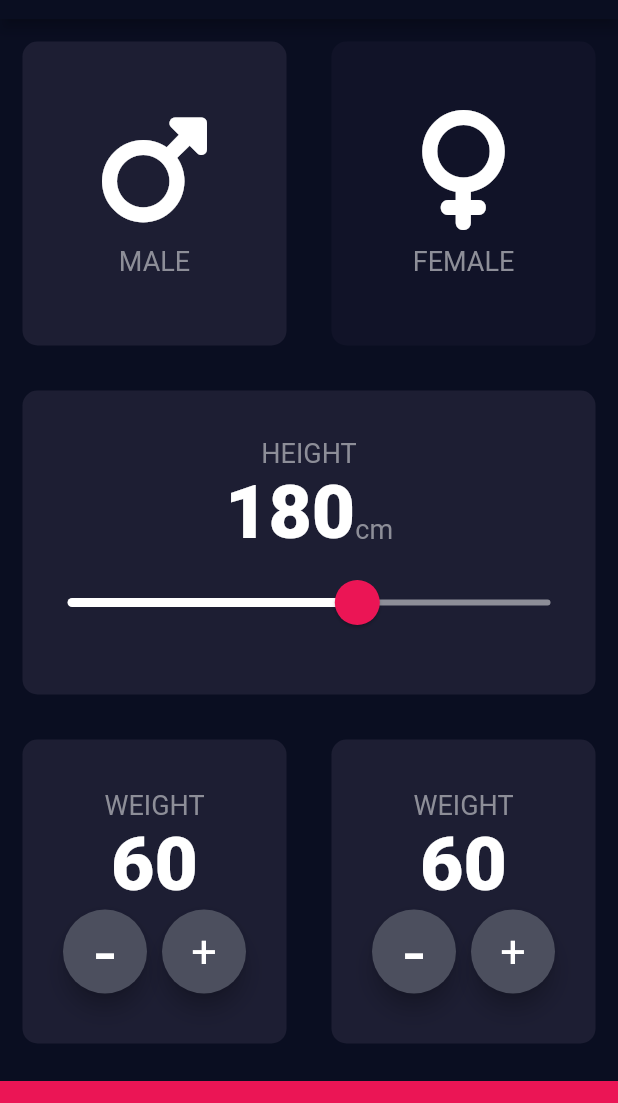
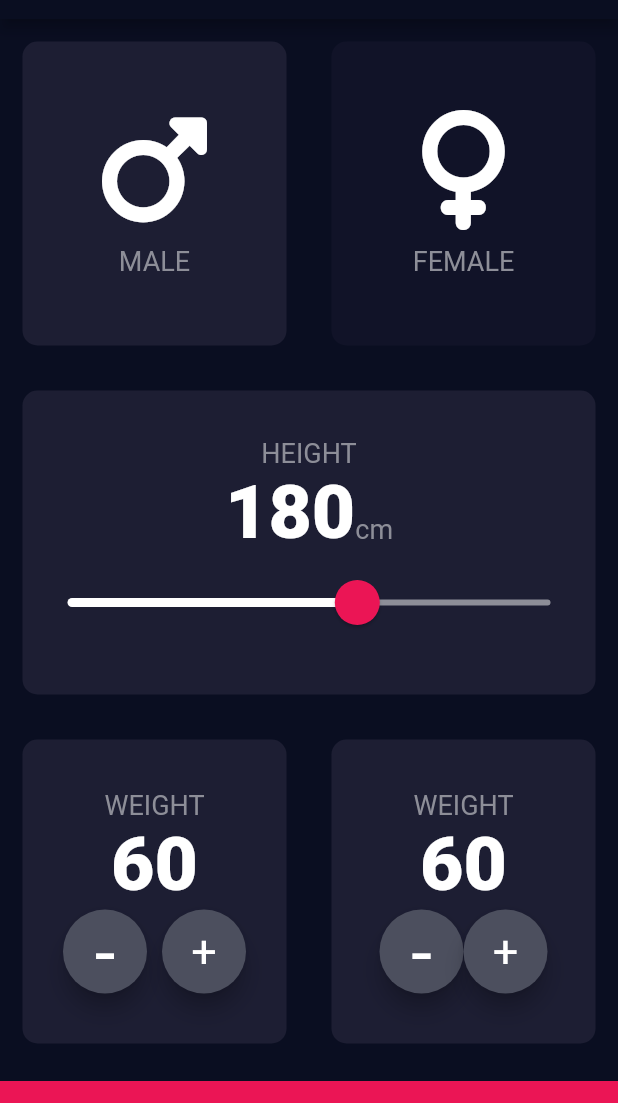
Before and after one commit to alriyadsouza/bmi_calculator, a Flutter app: the screen it shows after launch, on a phone screen of 412 x 824 dp, the part 65-1168 px from its top. Run offline on Flutter 3.47's test engine with Material 2 defaults, Android fonts, the phone set to English and light mode, and no system bars; our stand-ins replace font_awesome_flutter.

Commit message:
made changes

```diff
--- a/lib/input_page.dart
+++ b/lib/input_page.dart
@@ -217,7 +217,6 @@ class _InputPageState extends State<InputPage> {
                               });
                             },
                           ),
-                          SizedBox(width: 10.0,),
                           RoundIconButton(
                             icon:FontAwesomeIcons.plus,
                             child: const Text('+',
```
